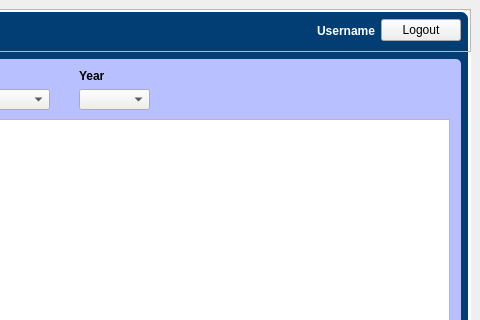
Old version of the form Views/parkingcontroller.ui in the repository PPL48/AxeApolloStation; both pictures show x 169 to 649 and y 0 to 320 of the 649 by 528 pixel window.
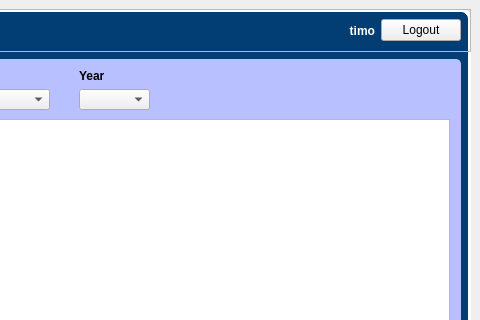
New version of the form.

Diff of the .ui file:
```diff
--- a/Views/parkingcontroller.ui
+++ b/Views/parkingcontroller.ui
@@ -79,7 +79,7 @@
 }</string>
           </property>
           <property name="text">
-           <string>Username</string>
+           <string>timo</string>
           </property>
           <property name="alignment">
            <set>Qt::AlignRight|Qt::AlignTrailing|Qt::AlignVCenter</set>
```
